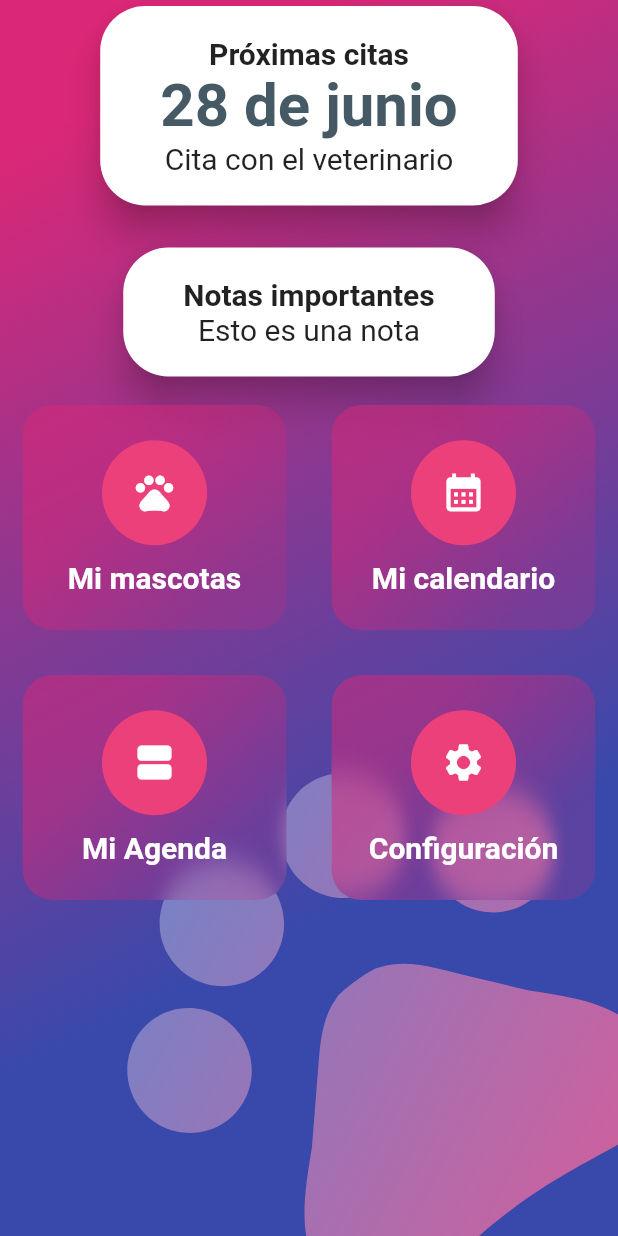
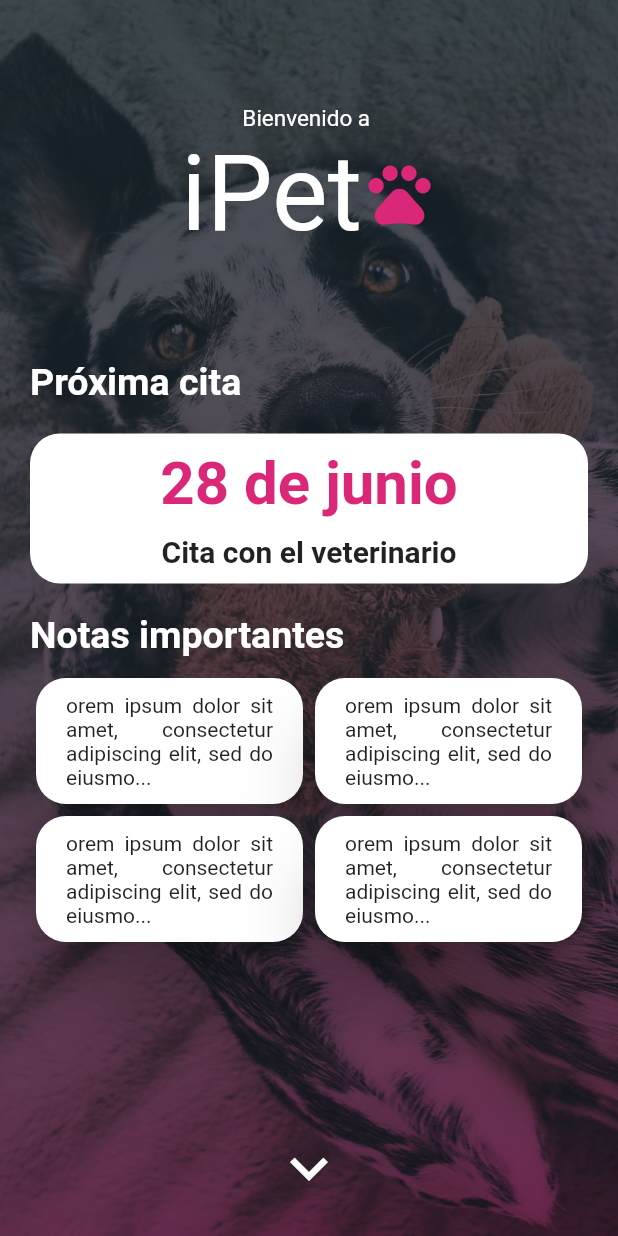
Before and after one commit to Lithos-hub/iPet-Mobile, a Flutter app: the HomeScreen screen opened by its route, on a phone screen of 412 x 824 dp. Run offline on Flutter 3.47's test engine with Material 2 defaults, Android fonts, the phone set to English and light mode, and no system bars; our stand-ins replace flutter_form_builder, form_builder_validators.

Commit message:
add PageView on Home screen

```diff
--- a/lib/app/auth/screens/login_screen.dart
+++ b/lib/app/auth/screens/login_screen.dart
@@ -107,6 +107,7 @@ class _LoginForm extends StatelessWidget {
                   ? null
                   : () async {
                       FocusScope.of(context).unfocus(); // => Remove keyboard
+                      Navigator.pushNamed(context, 'home');
 
                       if (!loginForm.isValidForm()) return;
                       loginForm.isSubmitting = true;
--- /dev/null
+++ b/lib/app/main/screens/home/first_page.dart
@@ -0,0 +1,223 @@
+import 'package:flutter/material.dart';
+import 'package:ipet_mobile/theme/app_theme.dart';
+
+class HomeFirstPage extends StatelessWidget {
+  const HomeFirstPage({
+    super.key,
+  });
+
+  @override
+  Widget build(BuildContext context) {
+    return Stack(children: const [Background(), MainContent()]);
+  }
+}
+
+class Background extends StatelessWidget {
+  const Background({
+    super.key,
+  });
+
+  @override
+  Widget build(BuildContext context) {
+    return Container(
+      color: const Color(0xFF18262C),
+      height: double.infinity,
+      child: ShaderMask(
+        shaderCallback: (bounds) => LinearGradient(
+            begin: Alignment.topCenter,
+            end: Alignment.bottomRight,
+            colors: [
+              Colors.white.withOpacity(0.2),
+              AppTheme.primary.withOpacity(0.5)
+            ]).createShader(bounds),
+        child: const Image(
+          image: AssetImage('assets/image-1.jpg'),
+          fit: BoxFit.cover,
+        ),
+      ),
+    );
+  }
+}
+
+class MainContent extends StatelessWidget {
+  const MainContent({
+    super.key,
+  });
+
+  @override
+  Widget build(BuildContext context) {
+    return Padding(
+      padding: const EdgeInsets.symmetric(horizontal: 20, vertical: 20),
+      child: Column(
+        mainAxisAlignment: MainAxisAlignment.center,
+        crossAxisAlignment: CrossAxisAlignment.center,
+        children: [
+          const SizedBox(height: 50),
+          Column(
+            children: [
+              const Text(
+                'Bienvenido a ',
+                style: TextStyle(fontSize: 15, color: Colors.white),
+              ),
+              Row(
+                mainAxisAlignment: MainAxisAlignment.center,
+                children: [
+                  const Text(
+                    'iPet',
+                    style: TextStyle(fontSize: 70, color: Colors.white),
+                  ),
+                  Icon(Icons.pets, color: AppTheme.primary, size: 50),
+                ],
+              ),
+            ],
+          ),
+          const SizedBox(
+            height: 70,
+          ),
+          Column(
+            mainAxisAlignment: MainAxisAlignment.start,
+            crossAxisAlignment: CrossAxisAlignment.start,
+            children: [
+              const Text(
+                "Próxima cita",
+                style: TextStyle(
+                    fontSize: 25,
+                    fontWeight: FontWeight.bold,
+                    color: Colors.white),
+              ),
+              const SizedBox(height: 20),
+              Container(
+                decoration: BoxDecoration(
+                    borderRadius: BorderRadius.circular(20),
+                    color: Colors.white),
+                child: const HeaderCard(
+                    noDataMessage: "No tienes próximas citas",
+                    card: AppointmentCard()),
+              ),
+              const SizedBox(height: 20),
+              const Text(
+                "Notas importantes",
+                style: TextStyle(
+                    fontSize: 25,
+                    fontWeight: FontWeight.bold,
+                    color: Colors.white),
+              ),
+              const HeaderCard(
+                  noDataMessage: "No tienes notas importantes",
+                  card: NotesCard()),
+            ],
+          ),
+          Expanded(child: Container()),
+          const Icon(Icons.keyboard_arrow_down, color: Colors.white, size: 50)
+        ],
+      ),
+    );
+  }
+}
+
+class HeaderCard extends StatelessWidget {
+  const HeaderCard({
+    super.key,
+    required this.noDataMessage,
+    required this.card,
+  });
+
+  final String noDataMessage;
+  final Widget card;
+
+  @override
+  Widget build(BuildContext context) {
+    return Container(
+      padding: const EdgeInsets.symmetric(vertical: 10),
+      child: card,
+    );
+  }
+}
+
+class AppointmentCard extends StatelessWidget {
+  const AppointmentCard({
+    super.key,
+  });
+
+  @override
+  Widget build(BuildContext context) {
+    return SizedBox(
+      width: double.infinity,
+      child: Column(
+        children: [
+          Text(
+            "28 de junio",
+            style: TextStyle(
+                fontSize: 40,
+                color: AppTheme.primary,
+                fontWeight: FontWeight.bold),
+          ),
+          const SizedBox(
+            height: 10,
+          ),
+          const Text(
+            "Cita con el veterinario",
+            style: TextStyle(fontSize: 20, fontWeight: FontWeight.bold),
+          ),
+        ],
+      ),
+    );
+  }
+}
+
+class NotesCard extends StatelessWidget {
+  const NotesCard({
+    super.key,
+  });
+
+  final String note =
+      "Lorem ipsum dolor sit amet, consectetur adipiscing elit, sed do eiusmod tempor incididunt ut labore";
+
+  @override
+  Widget build(BuildContext context) {
+    return SizedBox(
+      // height: 150,
+      // width: double.infinity,
+      child: Table(
+        children: [
+          TableRow(
+            children: [
+              Note(note: note),
+              Note(note: note),
+            ],
+          ),
+          TableRow(
+            children: [
+              Note(note: note),
+              Note(note: note),
+            ],
+          ),
+        ],
+      ),
+    );
+  }
+}
+
+class Note extends StatelessWidget {
+  const Note({
+    super.key,
+    required this.note,
+  });
+
+  final String note;
+
+  @override
+  Widget build(BuildContext context) {
+    return Card(
+        shape: RoundedRectangleBorder(borderRadius: BorderRadius.circular(20)),
+        elevation: 20,
+        child: Padding(
+          padding: const EdgeInsets.symmetric(horizontal: 20, vertical: 10),
+          child: Text(
+            "${note.substring(1, 70)}...",
+            style: const TextStyle(fontSize: 14),
+            textAlign: TextAlign.justify,
+          ),
+        ));
+  }
+}
--- /dev/null
+++ b/lib/app/main/screens/home/home_screen.dart
@@ -0,0 +1,34 @@
+import 'package:flutter/material.dart';
+import 'package:ipet_mobile/app/main/screens/home/first_page.dart';
+import 'package:ipet_mobile/app/screens.dart';
+
+class HomeScreen extends StatelessWidget {
+  const HomeScreen({super.key});
+
+  @override
+  Widget build(BuildContext context) {
+    return Scaffold(
+      body: PageView(
+        physics: const BouncingScrollPhysics(),
+        scrollDirection: Axis.vertical,
+        children: const [
+          HomeFirstPage(),
+          HomeSecondPage(),
+        ],
+      ),
+    );
+  }
+}
+
+class Background extends StatelessWidget {
+  const Background({super.key});
+
+  @override
+  Widget build(BuildContext context) {
+    return const Scaffold(
+      body: Center(
+        child: Text('Background'),
+      ),
+    );
+  }
+}
--- /dev/null
+++ b/lib/app/main/screens/home/second_page.dart
@@ -0,0 +1,23 @@
+import 'package:flutter/material.dart';
+
+import 'package:ipet_mobile/widgets/home_card_table.dart';
+import 'package:ipet_mobile/widgets/widgets.dart';
+
+class HomeSecondPage extends StatelessWidget {
+  const HomeSecondPage({super.key});
+
+  @override
+  Widget build(BuildContext context) {
+    return Stack(
+      children: [
+        HomeBackground(),
+        SafeArea(
+          child: Container(
+            alignment: Alignment.center,
+            child: const HomeCardTable(),
+          ),
+        )
+      ],
+    );
+  }
+}
--- a/lib/app/main/screens/home_screen.dart
+++ /dev/null
@@ -1,121 +0,0 @@
-import 'package:flutter/material.dart';
-import 'package:ipet_mobile/widgets/home_card_table.dart';
-import 'package:ipet_mobile/widgets/widgets.dart';
-
-class HomeScreen extends StatelessWidget {
-  const HomeScreen({super.key});
-
-  @override
-  Widget build(BuildContext context) {
-    return Scaffold(
-      body: Stack(
-        children: [
-          HomeBackground(),
-          SafeArea(
-            child: Column(
-              children: const [
-                HeaderCard(
-                    title: "Próximas citas",
-                    noDataMessage: "No tienes próximas citas",
-                    card: AppointmentCard()),
-                SizedBox(height: 20),
-                HeaderCard(
-                    title: "Notas importantes",
-                    noDataMessage: "No tienes notas importantes",
-                    card: NotesCard()),
-                HomeCardTable(),
-              ],
-            ),
-          )
-        ],
-      ),
-    );
-  }
-}
-
-class HeaderCard extends StatelessWidget {
-  const HeaderCard({
-    super.key,
-    required this.title,
-    required this.noDataMessage,
-    required this.card,
-  });
-
-  final String title;
-  final String noDataMessage;
-  final Widget card;
-
-  @override
-  Widget build(BuildContext context) {
-    return Column(
-      children: [
-        Card(
-          shape:
-              RoundedRectangleBorder(borderRadius: BorderRadius.circular(30)),
-          elevation: 10,
-          child: Padding(
-            padding: const EdgeInsets.symmetric(horizontal: 40, vertical: 20),
-            child: Column(
-              children: [
-                Text(title,
-                    style: const TextStyle(
-                      fontSize: 20,
-                      fontWeight: FontWeight.bold,
-                    )),
-                card
-              ],
-            ),
-          ),
-        )
-      ],
-    );
-  }
-}
-
-class AppointmentCard extends StatelessWidget {
-  const AppointmentCard({
-    super.key,
-  });
-
-  @override
-  Widget build(BuildContext context) {
-    return Column(
-      children: [
-        Text("28 de junio",
-            style: TextStyle(
-                fontSize: 40,
-                fontWeight: FontWeight.bold,
-                color: Colors.blueGrey.shade700)),
-        const Text("Cita con el veterinario", style: TextStyle(fontSize: 20)),
-      ],
-    );
-  }
-}
-
-class NotesCard extends StatelessWidget {
-  const NotesCard({
-    super.key,
-  });
-
-  @override
-  Widget build(BuildContext context) {
-    return Column(
-      children: const [
-        Text("Esto es una nota", style: TextStyle(fontSize: 20)),
-      ],
-    );
-  }
-}
-
-class Background extends StatelessWidget {
-  const Background({super.key});
-
-  @override
-  Widget build(BuildContext context) {
-    return const Scaffold(
-      body: Center(
-        child: Text('Background'),
-      ),
-    );
-  }
-}
--- a/lib/app/screens.dart
+++ b/lib/app/screens.dart
@@ -1,4 +1,6 @@
 export 'package:ipet_mobile/app/auth/screens/login_screen.dart';
 export 'package:ipet_mobile/app/auth/screens/signup_screen.dart';
-export 'package:ipet_mobile/app/main/screens/home_screen.dart';
+export 'package:ipet_mobile/app/main/screens/home/home_screen.dart';
+export 'package:ipet_mobile/app/main/screens/home/second_page.dart';
+
 export 'package:ipet_mobile/app/main/screens/pet_detail_screen.dart';
--- a/lib/widgets/card_container.dart
+++ b/lib/widgets/card_container.dart
@@ -19,7 +19,7 @@ class CardContainer extends StatelessWidget {
 
   BoxDecoration _createCardShape() => BoxDecoration(
           color: Colors.white,
-          borderRadius: BorderRadius.circular(30),
+          borderRadius: BorderRadius.circular(20),
           boxShadow: const [
             BoxShadow(
                 color: Colors.black12, blurRadius: 15, offset: Offset(0, 10))
--- a/lib/widgets/custom_button.dart
+++ b/lib/widgets/custom_button.dart
@@ -16,7 +16,7 @@ class CustomButton extends StatelessWidget {
     return MaterialButton(
       onPressed: onPressed,
       shape: RoundedRectangleBorder(
-        borderRadius: BorderRadius.circular(30),
+        borderRadius: BorderRadius.circular(20),
       ),
       disabledColor: Colors.grey,
       elevation: 10,
--- a/pubspec.yaml
+++ b/pubspec.yaml
@@ -56,8 +56,8 @@ flutter:
   # the material Icons class.
   uses-material-design: true
   # To add assets to your application, add an assets section, like this:
-  # assets:
-  #   - images/a_dot_burr.jpeg
+  assets:
+    - assets/
   #   - images/a_dot_ham.jpeg
   # An image asset can refer to one or more resolution-specific "variants", see
   # https://flutter.dev/assets-and-images/#resolution-aware
```
Also changed, not shown: assets/image-1.jpg (added).
